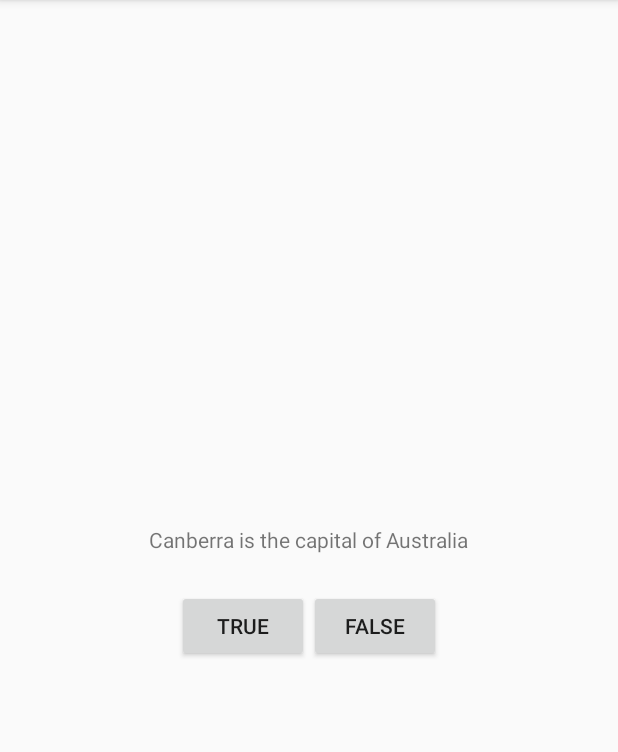
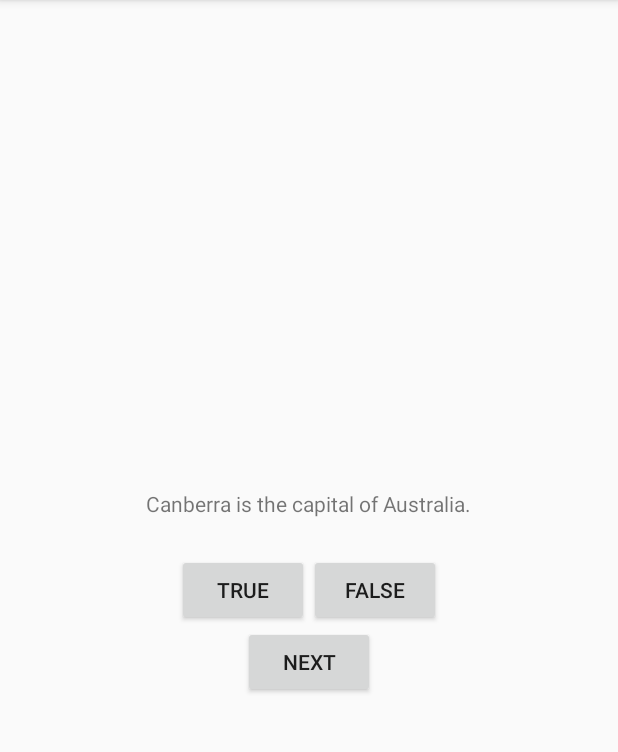
Before and after one commit to samrom/GeoQuiz, an Android app: the screen it shows after launch (GeoQuiz), after a tap on "TRUE", on a phone screen of 412 x 824 dp, the part 84-836 px from its top. Run offline under Robolectric (Android 15) with nearby library versions, the phone set to English and light mode, and no system bars.

Commit message:
Added more questions and configured buttons.

```diff
--- a/app/src/main/java/com/example/sromano/myapplication/GeoQuiz.java
+++ b/app/src/main/java/com/example/sromano/myapplication/GeoQuiz.java
@@ -11,19 +11,33 @@ public class GeoQuiz extends AppCompatActivity {
 
     private Button mTrueButton;
     private Button mFalseButton;
+    private Button mNextButton;
+    private TextView mQuestionTextView;
+    private int mCurrentIndex = 0;
 
+    private Question[] mQuestionBank = new Question[] {
+            new Question(R.string.question_australia, true),
+            new Question(R.string.question_oceans, true),
+            new Question(R.string.question_mideast, false),
+            new Question(R.string.question_africa, false),
+            new Question(R.string.question_asia, true)
+
+    };
 
     @Override
     protected void onCreate(Bundle savedInstanceState) {
         super.onCreate(savedInstanceState);
         setContentView(R.layout.activity_geo_quiz);
 
+        mQuestionTextView = (TextView) findViewById(R.id.question_text_view);
+        updateQuestion();
+
+
         mTrueButton = (Button) findViewById(R.id.true_btn);
         mTrueButton.setOnClickListener(new View.OnClickListener() {
             @Override
             public void onClick(View v) {
-                Toast.makeText(GeoQuiz.this, R.string.correct_toast,
-                        Toast.LENGTH_SHORT).show();
+               checkAnswer(true);
             }
         });
 
@@ -32,12 +46,36 @@ public class GeoQuiz extends AppCompatActivity {
         mFalseButton.setOnClickListener(new View.OnClickListener() {
             @Override
             public void onClick(View v) {
-                Toast.makeText(GeoQuiz.this, R.string.incorrect_toast,
-                        Toast.LENGTH_SHORT).show();
+                checkAnswer(false);
+            }
+        });
 
+        mNextButton = (Button) findViewById(R.id.next_btn);
+        mNextButton.setOnClickListener(new View.OnClickListener() {
+            @Override
+            public void onClick(View v) {
+             mCurrentIndex = (mCurrentIndex + 1) % mQuestionBank.length;
+             updateQuestion();
             }
         });
 
     }
 
+    private void updateQuestion() {
+        int question = mQuestionBank[mCurrentIndex].getTextResId();
+        mQuestionTextView.setText(question);
+    }
+
+    private void checkAnswer(boolean userPressed) {
+        boolean answer = mQuestionBank[mCurrentIndex].isAnswerTrue();
+        int messageID = 0;
+
+        if(answer == userPressed) {
+            messageID = R.string.correct_toast;
+        }
+        else { messageID = R.string.incorrect_toast; }
+
+        Toast.makeText(GeoQuiz.this, messageID, Toast.LENGTH_SHORT).show();
+    }
+
 }
--- /dev/null
+++ b/app/src/main/java/com/example/sromano/myapplication/Question.java
@@ -0,0 +1,28 @@
+package com.example.sromano.myapplication;
+
+public class Question {
+
+    private int mTextResId;
+    private boolean mAnswerTrue;
+
+    public Question(int textResId, boolean AnswerTrue) {
+        mTextResId = textResId;
+        mAnswerTrue = AnswerTrue;
+    }
+    public int getTextResId() {
+        return mTextResId;
+    }
+
+    public void setTextResId(int textResId) {
+        mTextResId = textResId;
+    }
+
+    public boolean isAnswerTrue() {
+        return mAnswerTrue;
+    }
+
+    public void setAnswerTrue(boolean answerTrue) {
+        mAnswerTrue = answerTrue;
+    }
+
+}
--- a/app/src/main/res/layout/activity_geo_quiz.xml
+++ b/app/src/main/res/layout/activity_geo_quiz.xml
@@ -8,11 +8,10 @@
     tools:context=".GeoQuiz">
 
     <TextView
-        android:id="@+id/sample_text"
+        android:id="@+id/question_text_view"
         android:layout_width="wrap_content"
         android:layout_height="wrap_content"
-        android:padding="24dp"
-        android:text="@string/question_text" />
+        android:padding="24dp" />
 
     <LinearLayout
         android:layout_width="wrap_content"
@@ -31,7 +30,12 @@
             android:layout_height="wrap_content"
             android:text="@string/false_button" />
 
-
     </LinearLayout>
 
+    <Button
+        android:id="@+id/next_btn"
+        android:layout_width="wrap_content"
+        android:layout_height="wrap_content"
+        android:text="@string/next_button" />
+
 </LinearLayout>
--- a/app/src/main/res/values/strings.xml
+++ b/app/src/main/res/values/strings.xml
@@ -1,8 +1,21 @@
 <resources>
+
     <string name="app_name">Geography Quiz</string>
-    <string name="question_text">Canberra is the capital of Australia</string>
+
     <string name="true_button">True</string>
     <string name="false_button">False</string>
+    <string name="next_button">Next</string>
+
     <string name="correct_toast">Correct!</string>
     <string name="incorrect_toast">Incorrect!</string>
+
+    <string name="question_australia">Canberra is the capital of Australia.</string>
+    <string name="question_oceans">The Pacific Ocean is larger than the Atlantic Ocean.</string>
+    <string name="question_mideast">The Suez Canal connecst the Red Sea and the
+    Indian Ocean.</string>
+    <string name="question_africa">The source of the Nile River is in Egypt.</string>
+    <string name="question_americas">The Amazon River is the longest river in the Americas.</string>
+    <string name="question_asia">Lake Baikal is the world\'s oldest and deepest
+        freshwater lake.</string>
+
 </resources>
```
